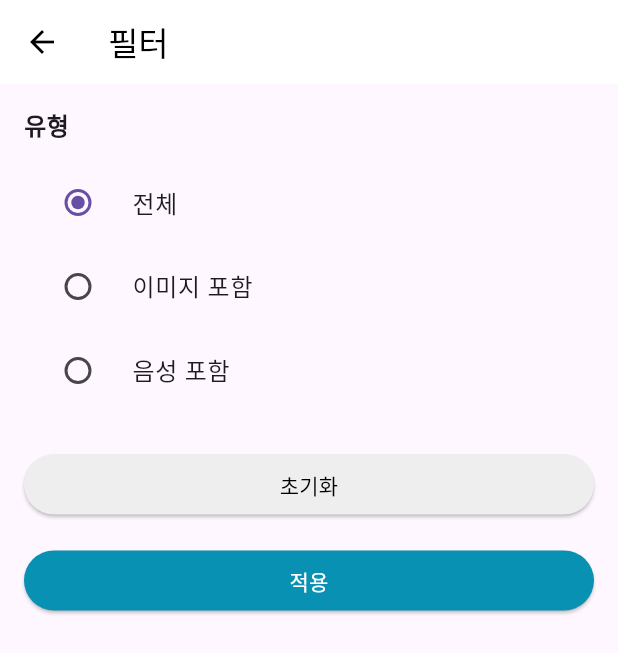
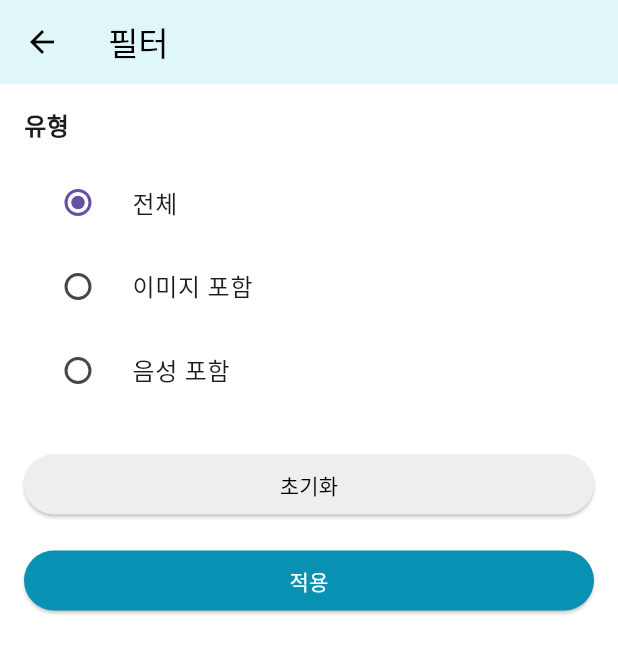
Before and after one commit to dhdhfkk1119/take_breath_front, a Flutter app: the RecorderListPage screen opened directly, after a tap on an icon or button, on a phone screen of 412 x 824 dp. Shown: the top 653 px of the screen. Run offline on Flutter 3.47's test engine with Material 3 defaults, Android fonts, the phone set to English and light mode, and no system bars; our stand-ins replace audioplayers, dio, file_picker, firebase_auth, firebase_core, firebase_messaging and 12 more; missing offline and left inert: flutter_client_sse, portone_flutter, stomp_dart_client; accounts and stored records are empty; network calls fail.

Commit message:
appbar 컬러 지정

```diff
--- a/lib/_core/constants/custom_color.dart
+++ b/lib/_core/constants/custom_color.dart
@@ -3,3 +3,4 @@ import 'dart:ui';
 
 final brandBackColor = Color(0xFF06B6D4);
 final brandFontColor = Color(0xFF0891B2);
+final brandAppBarColor = Color(0xFFE0F7FA);
--- a/lib/_core/utils/my_http.dart
+++ b/lib/_core/utils/my_http.dart
@@ -1,7 +1,7 @@
 import 'package:dio/dio.dart';
 import 'package:take_breath/domain/member/services/auth_interceptor.dart';
 
-const baseUrl = "http://10.0.2.2:8080/api";
+const baseUrl = "http://192.168.0.87:8080/api";
 const imageLocalUrl = "http://10.0.2.2:8080/uploads/";
 
 final dio = Dio(
--- a/lib/_core/utils/widgets_app_bar.dart
+++ b/lib/_core/utils/widgets_app_bar.dart
@@ -1,5 +1,6 @@
 import 'package:flutter/cupertino.dart';
 import 'package:flutter/material.dart';
+import 'package:take_breath/_core/constants/custom_color.dart';
 import 'package:take_breath/_core/constants/custom_widget.dart';
 import 'package:take_breath/_core/constants/custom_showDialog.dart';
 
@@ -18,6 +19,7 @@ class WidgetsAppBar extends StatelessWidget implements PreferredSizeWidget {
   @override
   Widget build(BuildContext context) {
     return AppBar(
+      backgroundColor: brandAppBarColor,
       automaticallyImplyLeading: false,
       leading: InkWell(
         onTap: () {
--- a/lib/main.dart
+++ b/lib/main.dart
@@ -49,6 +49,9 @@ class MyApp extends StatelessWidget {
     return MaterialApp(
       navigatorKey: navigatorKey,
       debugShowCheckedModeBanner: false,
+      theme: ThemeData(
+        scaffoldBackgroundColor: Colors.white,
+      ),
       home: const SplashScreen(),
       routes: {
         "/social_page": (context) => const SocialPage(),
--- a/lib/presentation/pages/index_stack_page/chat/chat_list/chat_list_page.dart
+++ b/lib/presentation/pages/index_stack_page/chat/chat_list/chat_list_page.dart
@@ -1,6 +1,8 @@
 import 'package:flutter/material.dart';
 import 'package:take_breath/_core/utils/widgets_app_bar.dart';
 import 'package:take_breath/presentation/pages/index_stack_page/chat/chat_list/widgets/chat_list_body.dart';
+
+import '../../../../../_core/constants/custom_color.dart';
 
 class ChatListPage extends StatelessWidget {
   const ChatListPage({super.key});
@@ -9,6 +11,7 @@ class ChatListPage extends StatelessWidget {
   Widget build(BuildContext context) {
     return Scaffold(
       appBar: AppBar(
+        backgroundColor: brandAppBarColor,
         title: const Text("채팅"),
         centerTitle: true,
         elevation: 0,
--- a/lib/presentation/pages/index_stack_page/community/list_page/widgets/community_list_app_bar.dart
+++ b/lib/presentation/pages/index_stack_page/community/list_page/widgets/community_list_app_bar.dart
@@ -2,6 +2,8 @@ import 'package:flutter/cupertino.dart';
 import 'package:flutter/material.dart';
 import 'package:take_breath/_core/constants/custom_widget.dart';
 import 'package:take_breath/presentation/pages/notification/notification_page.dart';
+
+import '../../../../../../_core/constants/custom_color.dart';
 
 class CommunityListAppBar extends StatelessWidget
     implements PreferredSizeWidget {
@@ -12,6 +14,8 @@ class CommunityListAppBar extends StatelessWidget
   @override
   Widget build(BuildContext context) {
     return AppBar(
+      backgroundColor: brandAppBarColor,
+      surfaceTintColor: Colors.transparent,
       automaticallyImplyLeading: false,
       title: Row(
         children: [
--- a/lib/presentation/pages/index_stack_page/counselor/list_page/counselor_list_page.dart
+++ b/lib/presentation/pages/index_stack_page/counselor/list_page/counselor_list_page.dart
@@ -1,6 +1,7 @@
 import 'package:flutter/material.dart';
 import 'package:flutter_riverpod/flutter_riverpod.dart';
 import 'package:take_breath/domain/counselor/providers/counselor_list_notifier.dart';
+import '../../../../../_core/constants/custom_color.dart';
 import 'widgets/counselor_list_body.dart';
 
 class CounselorListPage extends ConsumerStatefulWidget {
@@ -26,7 +27,9 @@ class _CounselorListPageState extends ConsumerState<CounselorListPage> {
 
     return Scaffold(
       appBar: AppBar(
-        title: const Text('상담사 리스트'),
+        backgroundColor: brandAppBarColor,
+        surfaceTintColor: Colors.transparent,
+        title: const Text('상담사 리스트', style: TextStyle(fontSize: 20),),
         centerTitle: true,
         elevation: 0,
       ),
--- a/lib/presentation/pages/index_stack_page/main_screen.dart
+++ b/lib/presentation/pages/index_stack_page/main_screen.dart
@@ -1,5 +1,6 @@
 import 'package:flutter/cupertino.dart';
 import 'package:flutter/material.dart';
+import 'package:take_breath/_core/constants/custom_color.dart';
 import 'package:take_breath/presentation/pages/index_stack_page/chat/chat_list/chat_list_page.dart';
 import 'package:take_breath/presentation/pages/index_stack_page/counselor/list_page/counselor_list_page.dart';
 import 'package:take_breath/presentation/pages/index_stack_page/mypage/list_page/user_mypage_list_page.dart';
@@ -19,7 +20,7 @@ class MainScreenState extends State<MainScreen> {
 
   @override
   Widget build(BuildContext context) {
-    const Color primaryColor = Color(0xFFF96666);
+    Color primaryColor = brandFontColor;
 
     return Scaffold(
       backgroundColor: Colors.white,
--- a/lib/presentation/pages/index_stack_page/mypage/list_page/counselor_mypage_list_page.dart
+++ b/lib/presentation/pages/index_stack_page/mypage/list_page/counselor_mypage_list_page.dart
@@ -1,5 +1,6 @@
 import 'package:flutter/material.dart';
 import 'package:take_breath/presentation/pages/index_stack_page/mypage/settings_page/settings_page.dart';
+import '../../../../../_core/constants/custom_color.dart';
 import '../widgets/counselor_profile_section.dart';
 import '../widgets/counselor_stats_section.dart';
 import '../widgets/counselor_activity_section.dart';
@@ -65,6 +66,8 @@ class _CounselorMypageListPageState extends State<CounselorMypageListPage> {
       body: CustomScrollView(
         slivers: [
           SliverAppBar(
+            backgroundColor: brandAppBarColor,
+            surfaceTintColor: Colors.transparent,
             title: const Text('프로필'),
             centerTitle: true,
             elevation: 0,
--- a/lib/presentation/pages/index_stack_page/mypage/list_page/user_mypage_list_page.dart
+++ b/lib/presentation/pages/index_stack_page/mypage/list_page/user_mypage_list_page.dart
@@ -1,5 +1,6 @@
 import 'package:flutter/material.dart';
 import 'package:flutter_riverpod/flutter_riverpod.dart';
+import 'package:take_breath/_core/constants/custom_color.dart';
 import '../../../../../domain/point/providers/point_notifier.dart';
 import '../charge_page/point_charge_page.dart';
 import '../charge_page/point_history_page.dart';
@@ -152,6 +153,8 @@ class _UserMypageListPageState extends ConsumerState<UserMypageListPage> {
 
     return Scaffold(
       appBar: AppBar(
+        backgroundColor: brandAppBarColor,
+        surfaceTintColor: Colors.transparent,
         title: const Text('프로필'),
         centerTitle: true,
         elevation: 0,
--- a/lib/presentation/pages/index_stack_page/recorder/detail_page/widgets/recorder_detail_app_bar.dart
+++ b/lib/presentation/pages/index_stack_page/recorder/detail_page/widgets/recorder_detail_app_bar.dart
@@ -1,5 +1,7 @@
 import 'package:flutter/material.dart';
 import 'package:flutter/cupertino.dart';
+
+import '../../../../../../_core/constants/custom_color.dart';
 
 class RecorderDetailAppBar extends StatelessWidget
     implements PreferredSizeWidget {
@@ -17,6 +19,8 @@ class RecorderDetailAppBar extends StatelessWidget
   @override
   Widget build(BuildContext context) {
     return AppBar(
+      backgroundColor: brandAppBarColor,
+      surfaceTintColor: Colors.transparent,
       leading: IconButton(
         icon: const Icon(CupertinoIcons.back),
         onPressed: () => Navigator.pop(context),
--- a/lib/presentation/pages/index_stack_page/recorder/list_page/recorder_list_page.dart
+++ b/lib/presentation/pages/index_stack_page/recorder/list_page/recorder_list_page.dart
@@ -166,6 +166,7 @@ class RecorderListPage extends ConsumerWidget {
       child: Container(
         margin: const EdgeInsets.symmetric(horizontal: 8, vertical: 6),
         child: Material(
+          color: Colors.white,
           borderRadius: BorderRadius.circular(8),
           child: InkWell(
             borderRadius: BorderRadius.circular(8),
--- a/lib/presentation/pages/index_stack_page/recorder/list_page/widgets/recorder_filter_bar.dart
+++ b/lib/presentation/pages/index_stack_page/recorder/list_page/widgets/recorder_filter_bar.dart
@@ -1,4 +1,5 @@
 import 'package:flutter/material.dart';
+import '../../../../../../_core/constants/custom_color.dart';
 import '../../../../../../domain/recorder/models/record_filter.dart';
 
 class RecorderListFilter extends StatefulWidget {
@@ -36,7 +37,8 @@ class _RecorderListFilterState extends State<RecorderListFilter> {
     return Scaffold(
       appBar: AppBar(
         title: const Text('필터'),
-        backgroundColor: Colors.white,
+        backgroundColor: brandAppBarColor,
+        surfaceTintColor: Colors.transparent,
         foregroundColor: Colors.black,
         elevation: 0,
       ),
--- a/lib/presentation/pages/index_stack_page/recorder/list_page/widgets/recorder_list_app_bar.dart
+++ b/lib/presentation/pages/index_stack_page/recorder/list_page/widgets/recorder_list_app_bar.dart
@@ -1,5 +1,7 @@
 import 'package:flutter/material.dart';
 import 'package:flutter/cupertino.dart';
+
+import '../../../../../../_core/constants/custom_color.dart';
 
 class RecorderListAppBar extends StatelessWidget
     implements PreferredSizeWidget {
@@ -19,12 +21,14 @@ class RecorderListAppBar extends StatelessWidget
   @override
   Widget build(BuildContext context) {
     return AppBar(
+      backgroundColor: brandAppBarColor,
+      surfaceTintColor: Colors.transparent,
       elevation: 0,
       title: const Text(
         '기록실',
         style: TextStyle(
           color: Colors.black,
-          fontSize: 24,
+          fontSize: 20,
           fontWeight: FontWeight.bold,
         ),
       ),
--- a/lib/presentation/pages/index_stack_page/recorder/write_page/widgets/recorder_write_app_bar.dart
+++ b/lib/presentation/pages/index_stack_page/recorder/write_page/widgets/recorder_write_app_bar.dart
@@ -1,5 +1,7 @@
 import 'package:flutter/material.dart';
 import 'package:flutter/cupertino.dart';
+
+import '../../../../../../_core/constants/custom_color.dart';
 
 class RecorderWriteAppBar extends StatelessWidget
     implements PreferredSizeWidget {
@@ -15,6 +17,7 @@ class RecorderWriteAppBar extends StatelessWidget
   @override
   Widget build(BuildContext context) {
     return AppBar(
+      backgroundColor: brandAppBarColor,
       leading: IconButton(
         icon: const Icon(CupertinoIcons.back),
         onPressed: () => Navigator.pop(context),
```
Also changed, not shown: lib/presentation/pages/index_stack_page/chat/chat_detail/chat_detail_page.dart (+7 -6 lines).
